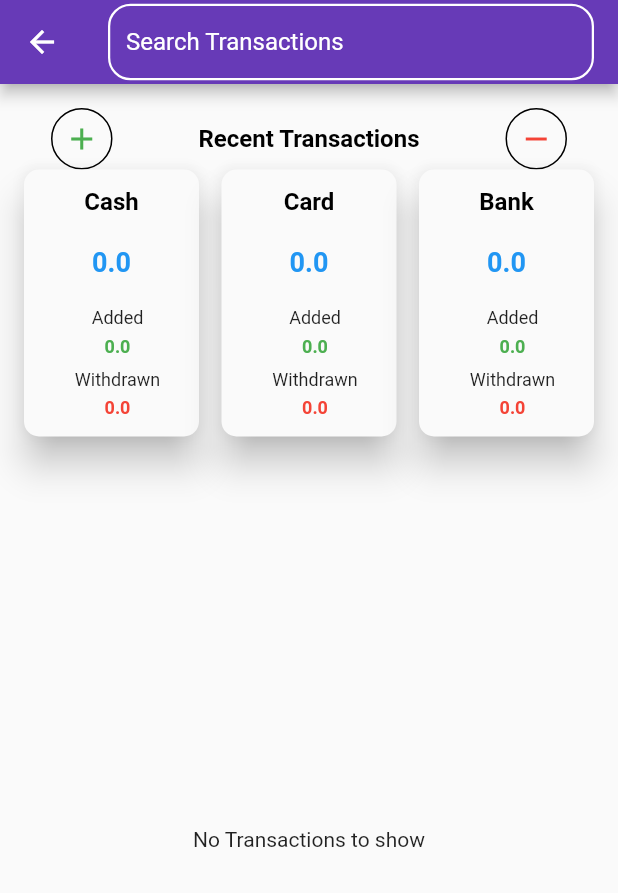
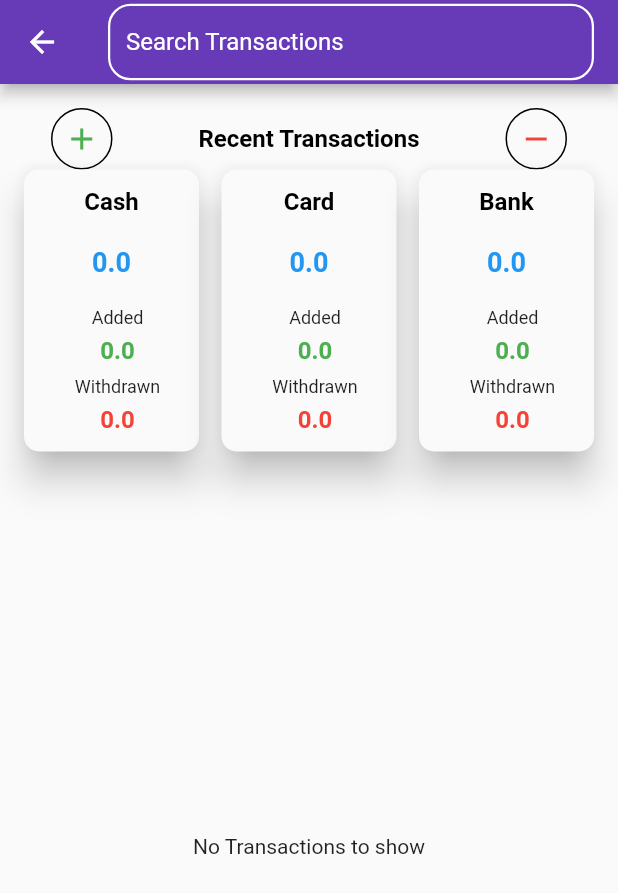
Before and after one commit to rehan-505/money_tracker-master, a Flutter app: the SearchScreen screen opened directly, on a phone screen of 412 x 824 dp. Shown: the top 893 px of the screen. Run offline on Flutter 3.47's test engine with Material 2 defaults, Android fonts, the phone set to English and light mode, and no system bars; our stand-ins replace cloud_firestore, firebase_auth, firebase_core, firebase_messaging, flutter_local_notifications, fluttertoast and 5 more; missing offline and left inert: flex_color_picker; accounts and stored records are empty.

Commit message:
category name edit and small changings

```diff
--- a/lib/utils/global_functions.dart
+++ b/lib/utils/global_functions.dart
@@ -56,7 +56,7 @@ Widget amountContainer(
                         totalAdded.toStringAsFixed(1),
                         style: const TextStyle(
                             color: Colors.green, fontWeight: FontWeight.bold,
-                            fontSize: 12
+                            fontSize: 16
 
                         ),
                       ),
@@ -79,7 +79,7 @@ Widget amountContainer(
                         totalWithdrawal.toStringAsFixed(1),
                         style: const TextStyle(
                             color: Colors.red, fontWeight: FontWeight.bold,
-                            fontSize: 12
+                            fontSize: 16
                         ),
                       ),
                     ],
```
